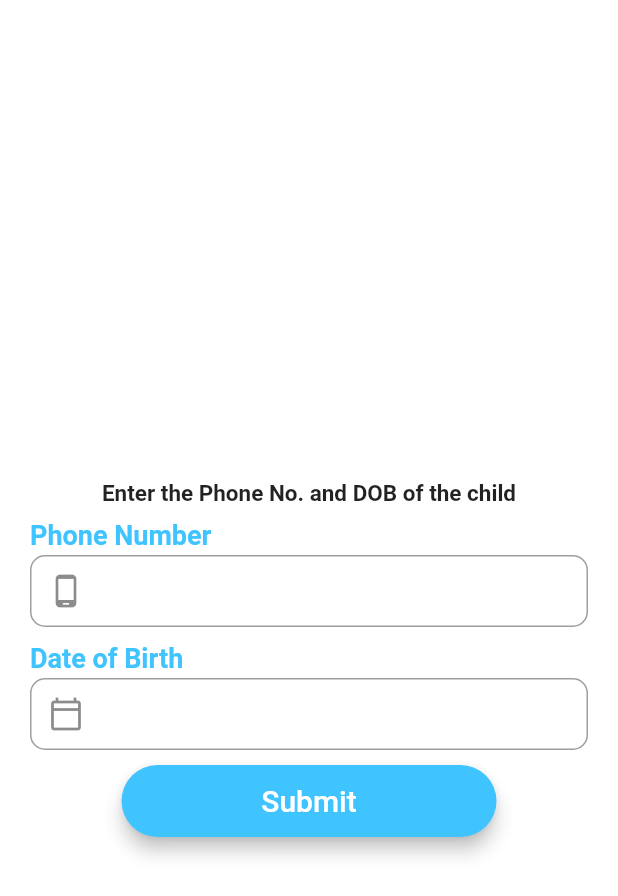
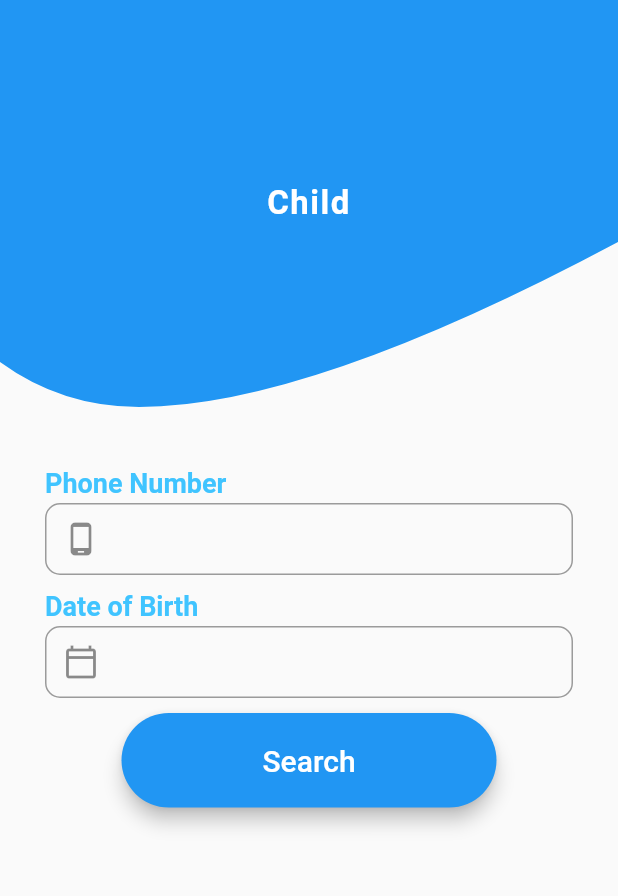
Before and after one commit to rupeshgyawali/digital-immunization-tracking-mbl, a Flutter app: the screen it shows after launch, after a tap on "Child", on a phone screen of 412 x 824 dp. Shown: the top 896 px of the screen. Run offline on Flutter 3.47's test engine with Material 2 defaults, Android fonts, the phone set to English and light mode, and no system bars; our stand-ins replace form_field_validator, shared_preferences; network calls fail.

Commit message:
Clean up and update ui elements

```diff
--- a/lib/auth/screens/health_personnel_login_screen.dart
+++ b/lib/auth/screens/health_personnel_login_screen.dart
@@ -4,11 +4,11 @@ import 'package:provider/provider.dart';
 
 import '../../core/models/app_state.dart';
 import '../../core/routes/route_paths.dart';
+import '../../core/widgets/button.dart';
+import '../../core/widgets/header_clipper.dart';
 import '../../core/widgets/text_field.dart';
 import '../providers/health_personnel_login_provider.dart';
 import '../repositories/auth_repository.dart';
-
-TextStyle myStyle = TextStyle(fontSize: 25);
 
 class HealthPersonalLoginScreen extends StatefulWidget {
   @override
@@ -25,30 +25,39 @@ class _HealthPersonalLoginScreenState extends State<HealthPersonalLoginScreen> {
       ),
       child: Consumer<HealthPersonnelLoginProvider>(
         builder: (context, provider, child) => Scaffold(
-          body: Center(
-            child: Container(
-              color: Colors.white,
-              child: Padding(
-                padding: EdgeInsets.all(20),
-                child: Column(
-                  children: [
-                    ClipPath(
-                      clipper: MyClipper(),
-                      child: Container(
-                        height: 250,
-                        decoration: BoxDecoration(
-                          color: Colors.lightBlueAccent,
+          body: Column(
+            children: [
+              Expanded(
+                child: ClipPath(
+                  clipper: HeaderClipper(),
+                  child: Container(
+                    decoration: BoxDecoration(
+                      color: Theme.of(context).primaryColor,
+                    ),
+                    child: Center(
+                      child: Text(
+                        'Health\nPersonnel',
+                        style: TextStyle(
+                          fontSize: 22,
+                          color: Colors.white,
+                          fontWeight: FontWeight.w600,
+                          letterSpacing: 1,
                         ),
+                        textAlign: TextAlign.center,
                       ),
                     ),
-                    SizedBox(
-                      height: 100,
-                    ),
-                    HealthPersonnelLoginForm(),
-                  ],
+                  ),
                 ),
               ),
-            ),
+              SizedBox(height: 10.0),
+              Expanded(
+                flex: 2,
+                child: Padding(
+                  padding: const EdgeInsets.all(30.0),
+                  child: HealthPersonnelLoginForm(),
+                ),
+              ),
+            ],
           ),
         ),
       ),
@@ -94,7 +103,10 @@ class _HealthPersonnelLoginFormState extends State<HealthPersonnelLoginForm> {
             validator: RequiredValidator(errorText: 'This field is required'),
           ),
           !context.watch<HealthPersonnelLoginProvider>().isLoading
-              ? LoginButton(
+              ? DitButton(
+                  label: 'Login',
+                  minWidth: 250,
+                  textStyle: TextStyle(color: Colors.white, fontSize: 20),
                   onPressed: () async {
                     FocusManager.instance.primaryFocus.unfocus();
                     if (_formKey.currentState.validate()) {
@@ -126,52 +138,3 @@ class _HealthPersonnelLoginFormState extends State<HealthPersonnelLoginForm> {
     );
   }
 }
-
-class LoginButton extends StatelessWidget {
-  final VoidCallback onPressed;
-
-  const LoginButton({Key key, this.onPressed}) : super(key: key);
-
-  @override
-  Widget build(BuildContext context) {
-    return Material(
-      elevation: 5.0,
-      borderRadius: BorderRadius.circular(50.0),
-      color: Colors.lightBlueAccent,
-      child: MaterialButton(
-        minWidth: 250,
-        padding: EdgeInsets.all(10),
-        onPressed: this.onPressed,
-        child: Text(
-          'Login',
-          style: TextStyle(color: Colors.white, fontSize: 20),
-        ),
-      ),
-    );
-  }
-}
-
-class MyClipper extends CustomClipper<Path> {
-  @override
-  Path getClip(Size size) {
-    var path = Path();
-    path.lineTo(0, size.height - 30);
-    var firststartpoint = Offset(size.width / 4, size.height);
-    var firstendpoint = Offset(size.width / 4 - size.width / 8, size.height);
-    path.quadraticBezierTo(firststartpoint.dx, firststartpoint.dy,
-        firstendpoint.dx, firstendpoint.dy);
-    var secondstartpoint = Offset(size.width / 2, size.height);
-    var secondendpoint = Offset(size.width, size.height - 110);
-    path.quadraticBezierTo(secondstartpoint.dx, secondstartpoint.dy,
-        secondendpoint.dx, secondendpoint.dy);
-
-    path.lineTo(size.width, 0);
-
-    return path;
-  }
-
-  @override
-  bool shouldReclip(covariant CustomClipper<Path> oldClipper) {
-    return true;
-  }
-}
--- a/lib/auth/screens/user_selection_screen.dart
+++ b/lib/auth/screens/user_selection_screen.dart
@@ -1,64 +1,21 @@
 import 'package:flutter/material.dart';
 
 import '../../core/routes/route_paths.dart';
+import '../../core/widgets/button.dart';
 
 class UserSelectionScreen extends StatelessWidget {
   @override
   Widget build(BuildContext context) {
-    final myLoginButton = Material(
-      elevation: 5.0,
-      borderRadius: BorderRadius.circular(50.0),
-      color: Colors.white,
-      child: MaterialButton(
-        minWidth: MediaQuery.of(context).size.width,
-        padding: EdgeInsets.all(20),
-        onPressed: () {
-          Navigator.pushNamed(context, RoutePath.child_selection);
-        },
-        child: Text(
-          'Health Personal',
-          style: TextStyle(
-              color: Colors.lightBlueAccent,
-              fontSize: 25,
-              fontWeight: FontWeight.bold),
-        ),
-      ),
-    );
-    final myLoginButton1 = Material(
-      elevation: 5.0,
-      borderRadius: BorderRadius.circular(50.0),
-      color: Colors.white,
-      child: MaterialButton(
-        minWidth: MediaQuery.of(context).size.width,
-        padding: EdgeInsets.all(20),
-        onPressed: () {
-          Navigator.pushNamed(context, RoutePath.child_search);
-        },
-        child: Text(
-          'Child',
-          style: TextStyle(
-              color: Colors.lightBlueAccent,
-              fontSize: 25,
-              fontWeight: FontWeight.bold),
-        ),
-      ),
-    );
-
     return Scaffold(
-      body: Center(
+      body: Column(
+        children: [
+          Expanded(
             child: Container(
-          color: Colors.white,
-          child: Padding(
-            padding: EdgeInsets.all(20),
-            child: Column(
-              children: [
-                Container(
-                  width: (MediaQuery.of(context).size.width),
-                  height: 300,
+              width: MediaQuery.of(context).size.width,
               decoration: BoxDecoration(
                 image: DecorationImage(
                   fit: BoxFit.cover,
-                      colorFilter: new ColorFilter.mode(
+                  colorFilter: ColorFilter.mode(
                       Colors.black.withOpacity(0.4), BlendMode.dstATop),
                   image: NetworkImage(
                     'https://media.istockphoto.com/photos/doctor-giving-an-injection-vaccine-to-a-girl-little-girl-crying-with-picture-id1025414242?k=6&m=1025414242&s=612x612&w=0&h=NZVqNKu15qSleWuFERrzfvhK-JFvOdHef2bqJCrXKqY=',
@@ -68,24 +25,54 @@ class UserSelectionScreen extends StatelessWidget {
                   bottomLeft: Radius.circular(30.0),
                   bottomRight: Radius.circular(30.0),
                 ),
-                    color: Colors.lightBlueAccent,
+                color: Theme.of(context).primaryColor,
+              ),
+              child: Center(
+                child: Text(
+                  'LOGIN AS',
+                  style: TextStyle(
+                    fontSize: 27,
+                    color: Colors.white,
+                    fontWeight: FontWeight.bold,
+                    letterSpacing: 7,
                   ),
                 ),
-                SizedBox(
-                  height: 70,
               ),
-                myLoginButton,
+            ),
+          ),
+          Expanded(
+            child: Padding(
+              padding: const EdgeInsets.all(30.0),
+              child: Column(
+                children: [
+                  Expanded(
+                    flex: 1,
+                    child: Container(),
+                  ),
+                  DitButton.expanded(
+                    label: 'Health Personal',
+                    onPressed: () {
+                      Navigator.pushNamed(context, RoutePath.child_selection);
+                    },
+                  ),
                   SizedBox(
                     height: 30,
                   ),
-                myLoginButton1,
-                SizedBox(
-                  height: 50,
+                  DitButton.expanded(
+                    label: 'Child',
+                    onPressed: () {
+                      Navigator.pushNamed(context, RoutePath.child_search);
+                    },
+                  ),
+                  Expanded(
+                    flex: 2,
+                    child: Container(),
                   ),
                 ],
               ),
             ),
           ),
+        ],
       ),
     );
   }
--- a/lib/core/exceptions/api_exceptions.dart
+++ b/lib/core/exceptions/api_exceptions.dart
@@ -18,6 +18,11 @@ class UnauthorizedException extends ApiException {
   UnauthorizedException([String message]) : super(message, 'Unauthorized: ');
 }
 
+class ResourceNotFoundException extends ApiException {
+  ResourceNotFoundException([String message])
+      : super(message, 'Resource Not Found: ');
+}
+
 class FetchDataException extends ApiException {
   FetchDataException([String message])
       : super(message, 'Error during communication: ');
--- a/lib/core/helpers/api_base_helper.dart
+++ b/lib/core/helpers/api_base_helper.dart
@@ -96,6 +96,8 @@ class ApiBaseHelper {
       case 401:
       case 403:
         throw UnauthorizedException(_response['message']);
+      case 404:
+        throw ResourceNotFoundException(_response['message']);
       case 422:
         throw InvalidInputException(_response['errors'], _response['message']);
       case 500:
--- /dev/null
+++ b/lib/core/widgets/button.dart
@@ -0,0 +1,50 @@
+import 'package:flutter/material.dart';
+
+const TextStyle defaultExpandedTextStyle = TextStyle(
+  color: Colors.lightBlueAccent,
+  fontSize: 25,
+  fontWeight: FontWeight.bold,
+);
+
+class DitButton extends StatelessWidget {
+  const DitButton({
+    Key key,
+    @required this.label,
+    this.onPressed,
+    this.color,
+    this.textStyle,
+    this.minWidth,
+  }) : super(key: key);
+
+  const DitButton.expanded({
+    Key key,
+    @required this.label,
+    this.onPressed,
+    Color color,
+    TextStyle textStyle,
+  })  : this.color = color ?? Colors.white,
+        this.textStyle = textStyle ?? defaultExpandedTextStyle,
+        this.minWidth = double.infinity,
+        super(key: key);
+
+  final String label;
+  final VoidCallback onPressed;
+  final Color color;
+  final TextStyle textStyle;
+  final double minWidth;
+
+  @override
+  Widget build(BuildContext context) {
+    return Material(
+      elevation: 5.0,
+      borderRadius: BorderRadius.circular(50.0),
+      color: color ?? Theme.of(context).primaryColor,
+      child: MaterialButton(
+        minWidth: minWidth,
+        padding: EdgeInsets.all(20),
+        onPressed: onPressed,
+        child: Text(label, style: textStyle),
+      ),
+    );
+  }
+}
--- /dev/null
+++ b/lib/core/widgets/header_clipper.dart
@@ -0,0 +1,30 @@
+import 'package:flutter/material.dart';
+
+class HeaderClipper extends CustomClipper<Path> {
+  @override
+  Path getClip(Size size) {
+    var path = Path();
+    path.lineTo(0, size.height - 30);
+    var firststartpoint = Offset(size.width / 10, size.height);
+    var firstendpoint = Offset(size.width / 8 + size.width / 10, size.height);
+    path.quadraticBezierTo(firststartpoint.dx, firststartpoint.dy,
+        firstendpoint.dx, firstendpoint.dy);
+    var secondstartpoint = Offset(size.width / 2, size.height);
+    var secondendpoint = Offset(size.width, size.height - 110);
+    path.quadraticBezierTo(secondstartpoint.dx, secondstartpoint.dy,
+        secondendpoint.dx, secondendpoint.dy);
+    var thirdstartpoint = Offset(size.width / 2, size.height);
+    var thirdendpoint = Offset(size.width, size.height - 110);
+    path.quadraticBezierTo(thirdstartpoint.dx, thirdstartpoint.dy,
+        thirdendpoint.dx, thirdendpoint.dy);
+
+    path.lineTo(size.width, 0);
+
+    return path;
+  }
+
+  @override
+  bool shouldReclip(covariant CustomClipper<Path> oldClipper) {
+    return true;
+  }
+}
--- a/lib/main.dart
+++ b/lib/main.dart
@@ -34,6 +34,7 @@ class DigitalImmunizationTrackingApp extends StatelessWidget {
           ...providers,
         ],
         builder: (context, child) => MaterialApp(
+          debugShowCheckedModeBanner: false,
           title: 'Digital Immunization Tracking',
           theme: ThemeData(
             primarySwatch: Colors.blue,
--- a/lib/vaccination_record/screens/child_search_screen.dart
+++ b/lib/vaccination_record/screens/child_search_screen.dart
@@ -3,6 +3,8 @@ import 'package:form_field_validator/form_field_validator.dart';
 import 'package:provider/provider.dart';
 
 import '../../core/routes/route_paths.dart';
+import '../../core/widgets/button.dart';
+import '../../core/widgets/header_clipper.dart';
 import '../../core/widgets/text_field.dart';
 import '../providers/child_search_provider.dart';
 import '../repositories/child_repository.dart';
@@ -18,31 +20,39 @@ class ChildSearchScreen extends StatelessWidget {
       ),
       child: Consumer<ChildSearchProvider>(
         builder: (context, provider, child) => Scaffold(
-          body: Center(
+          body: Column(
+            children: [
+              Expanded(
+                child: ClipPath(
+                  clipper: HeaderClipper(),
                   child: Container(
+                    decoration: BoxDecoration(
+                      color: Theme.of(context).primaryColor,
+                    ),
+                    child: Center(
+                      child: Text(
+                        'Child',
+                        style: TextStyle(
+                          fontSize: 22,
                           color: Colors.white,
-              child: Padding(
-                padding: EdgeInsets.all(20),
-                child: Center(
-                  child: Column(
-                    children: [
-                      SizedBox(
-                        height: 300,
+                          fontWeight: FontWeight.w600,
+                          letterSpacing: 1,
                         ),
-                      Text(
-                        "Enter the Phone No. and DOB of the child",
-                        style: TextStyle(
-                            fontWeight: FontWeight.bold, fontSize: 15),
-                      ),
-                      SizedBox(
-                        height: 8,
-                      ),
-                      ChildSearchForm(),
-                    ],
+                        textAlign: TextAlign.center,
                       ),
                     ),
                   ),
                 ),
+              ),
+              SizedBox(height: 10.0),
+              Expanded(
+                flex: 2,
+                child: Padding(
+                  padding: const EdgeInsets.all(30.0),
+                  child: ChildSearchForm(),
+                ),
+              ),
+            ],
           ),
         ),
       ),
@@ -95,7 +105,11 @@ class _ChildSearchFormState extends State<ChildSearchForm> {
             },
           ),
           !context.watch<ChildSearchProvider>().isLoading
-              ? LoginButton(onPressed: () async {
+              ? DitButton(
+                  label: 'Search',
+                  minWidth: 250,
+                  textStyle: TextStyle(color: Colors.white, fontSize: 20),
+                  onPressed: () async {
                     FocusManager.instance.primaryFocus.unfocus();
                     if (_formKey.currentState.validate()) {
                       _formKey.currentState.save();
@@ -124,7 +138,7 @@ class _ChildSearchFormState extends State<ChildSearchForm> {
     );
   }
 
-  _selectDate(BuildContext context) async {
+  Future<void> _selectDate(BuildContext context) async {
     FocusManager.instance.primaryFocus.unfocus();
     showDatePicker(
             context: context,
@@ -142,27 +156,3 @@ class _ChildSearchFormState extends State<ChildSearchForm> {
     );
   }
 }
-
-class LoginButton extends StatelessWidget {
-  final VoidCallback onPressed;
-
-  const LoginButton({Key key, this.onPressed}) : super(key: key);
-
-  @override
-  Widget build(BuildContext context) {
-    return Material(
-      elevation: 5.0,
-      borderRadius: BorderRadius.circular(50.0),
-      color: Colors.lightBlueAccent,
-      child: MaterialButton(
-        minWidth: 250,
-        padding: EdgeInsets.all(10),
-        onPressed: this.onPressed,
-        child: Text(
-          'Submit',
-          style: TextStyle(color: Colors.white, fontSize: 20),
-        ),
-      ),
-    );
-  }
-}
```
Lines whose indentation alone changed are shown as unchanged.
